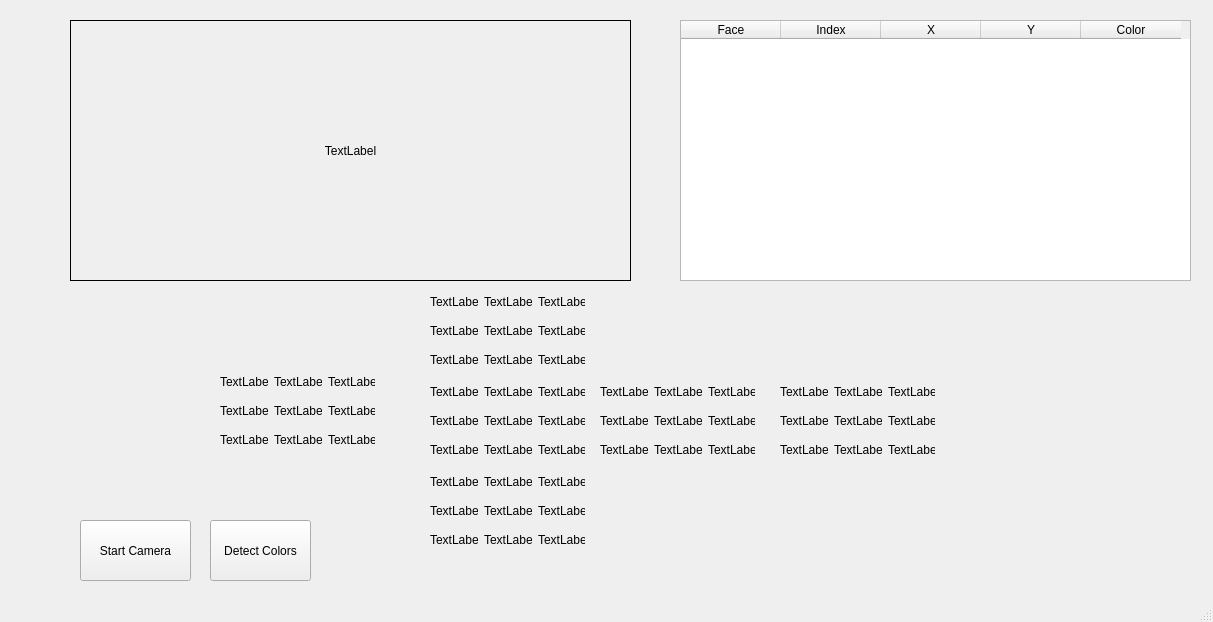
Old version of the form Codebase/GUI/Design/mainWindow.ui in the repository iliechirila/PiCubeSolver.
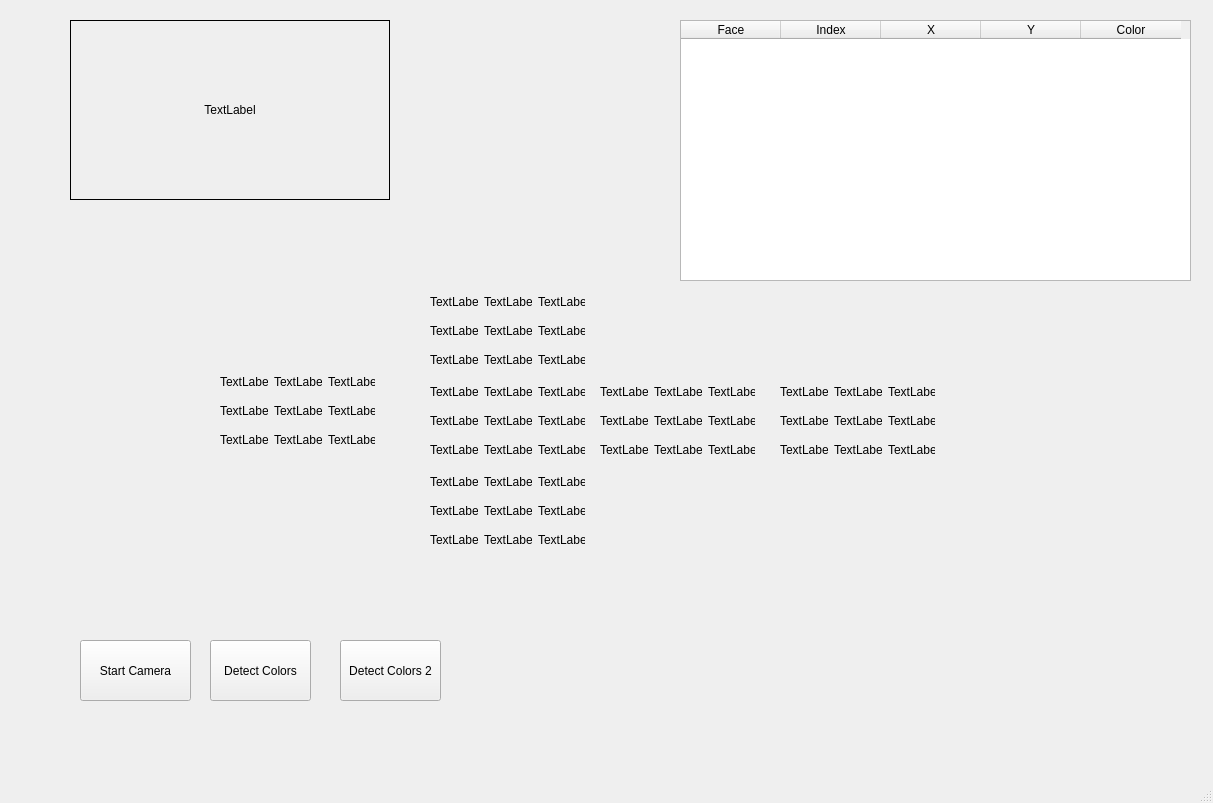
New version of the form.

Diff of the .ui file:
```diff
--- a/Codebase/GUI/Design/mainWindow.ui
+++ b/Codebase/GUI/Design/mainWindow.ui
@@ -7,7 +7,7 @@
     <x>0</x>
     <y>0</y>
     <width>1213</width>
-    <height>622</height>
+    <height>803</height>
    </rect>
   </property>
   <property name="windowTitle">
@@ -18,7 +18,7 @@
     <property name="geometry">
      <rect>
       <x>80</x>
-      <y>520</y>
+      <y>640</y>
       <width>111</width>
       <height>61</height>
      </rect>
@@ -31,7 +31,7 @@
     <property name="geometry">
      <rect>
       <x>210</x>
-      <y>520</y>
+      <y>640</y>
       <width>101</width>
       <height>61</height>
      </rect>
@@ -45,8 +45,8 @@
      <rect>
       <x>70</x>
       <y>20</y>
-      <width>561</width>
-      <height>261</height>
+      <width>320</width>
+      <height>180</height>
      </rect>
     </property>
     <property name="layoutDirection">
@@ -571,6 +571,19 @@
      </item>
     </layout>
    </widget>
+   <widget class="QPushButton" name="detect_colors_2">
+    <property name="geometry">
+     <rect>
+      <x>340</x>
+      <y>640</y>
+      <width>101</width>
+      <height>61</height>
+     </rect>
+    </property>
+    <property name="text">
+     <string>Detect Colors 2</string>
+    </property>
+   </widget>
   </widget>
   <widget class="QStatusBar" name="statusbar"/>
  </widget>
```
